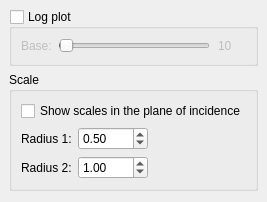
Old version of the form src/DisplayDockWidget.ui in the repository KimuraRyo/BSDFProcessor.
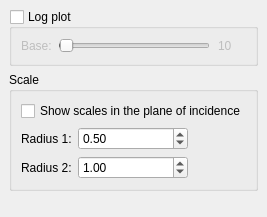
New version of the form.

Commit message: Adjusted the display of spin boxes

What changed in the file:
```diff
--- a/src/DisplayDockWidget.ui
+++ b/src/DisplayDockWidget.ui
@@ -6,14 +6,14 @@
    <rect>
     <x>0</x>
     <y>0</y>
-    <width>250</width>
-    <height>202</height>
+    <width>261</width>
+    <height>217</height>
    </rect>
   </property>
   <property name="minimumSize">
    <size>
-    <width>250</width>
-    <height>193</height>
+    <width>261</width>
+    <height>217</height>
    </size>
   </property>
   <property name="windowTitle">
@@ -120,7 +120,7 @@
           <widget class="QDoubleSpinBox" name="radius1SpinBox">
            <property name="maximumSize">
             <size>
-             <width>70</width>
+             <width>110</width>
              <height>16777215</height>
             </size>
            </property>
@@ -149,7 +149,7 @@
           <widget class="QDoubleSpinBox" name="radius2SpinBox">
            <property name="maximumSize">
             <size>
-             <width>70</width>
+             <width>110</width>
              <height>16777215</height>
             </size>
            </property>
```
Left out of the diff: 8 changed lines with no effect on the pictures. The commit also changes 5 other files.
